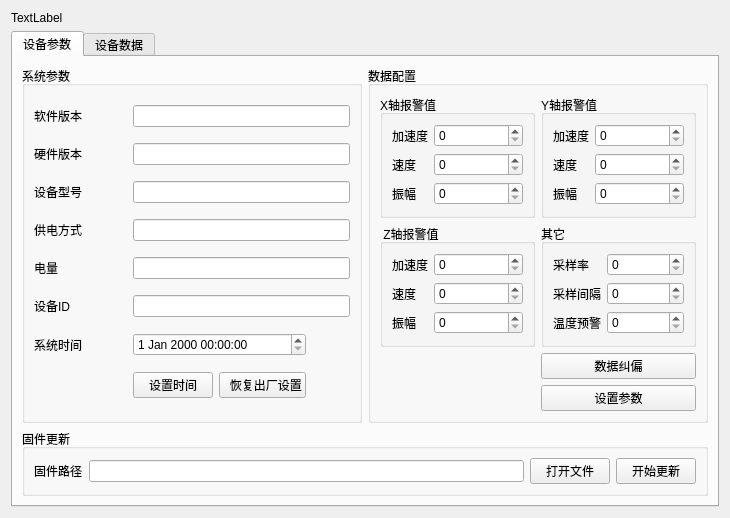
Before: the Qt Designer form src/devicewidget.ui in yesyan/GDCS01, drawn with Qt 5.
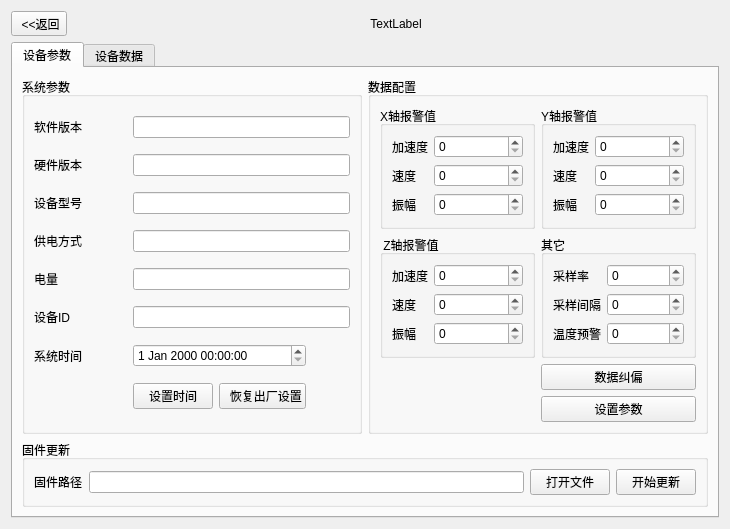
After: the same form once the commit is applied.

```diff
--- a/src/devicewidget.ui
+++ b/src/devicewidget.ui
@@ -14,7 +14,24 @@
    <string>Form</string>
   </property>
   <layout class="QGridLayout" name="gridLayout_4">
-   <item row="1" column="0">
+   <item row="0" column="1">
+    <widget class="QLabel" name="label_slave">
+     <property name="text">
+      <string>TextLabel</string>
+     </property>
+     <property name="alignment">
+      <set>Qt::AlignCenter</set>
+     </property>
+    </widget>
+   </item>
+   <item row="0" column="0">
+    <widget class="QToolButton" name="toolButton_back">
+     <property name="text">
+      <string> &lt;&lt;返回</string>
+     </property>
+    </widget>
+   </item>
+   <item row="1" column="0" colspan="2">
     <widget class="QTabWidget" name="tabWidget">
      <property name="currentIndex">
       <number>0</number>
@@ -344,13 +361,6 @@
      </widget>
     </widget>
    </item>
-   <item row="0" column="0">
-    <widget class="QLabel" name="label_21">
-     <property name="text">
-      <string>TextLabel</string>
-     </property>
-    </widget>
-   </item>
   </layout>
  </widget>
  <resources/>
```
